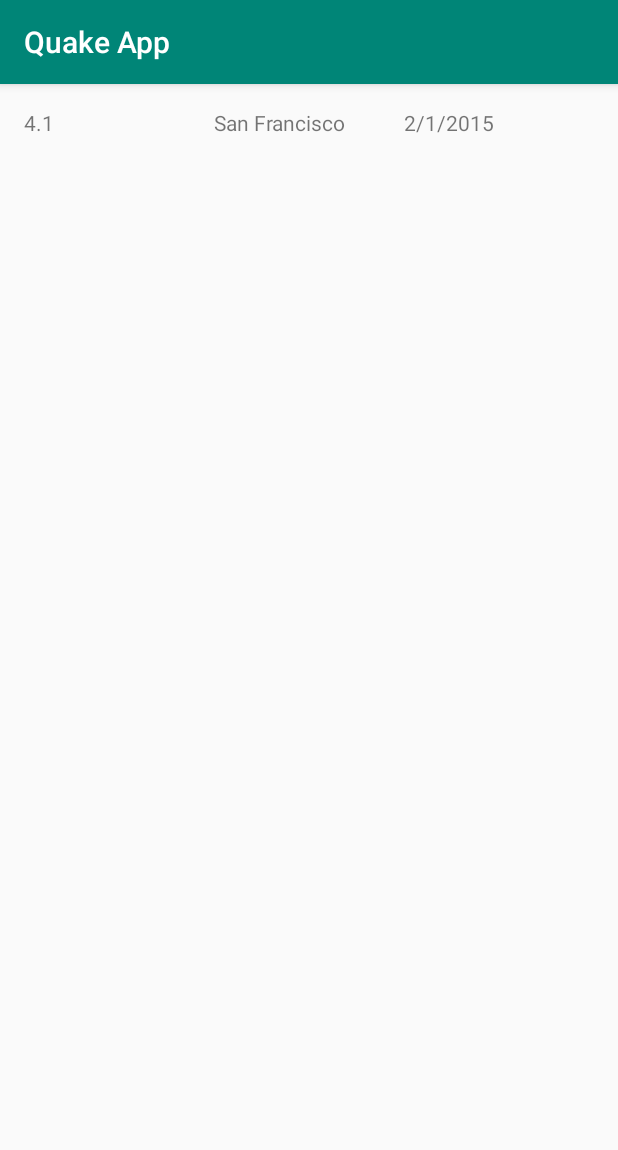
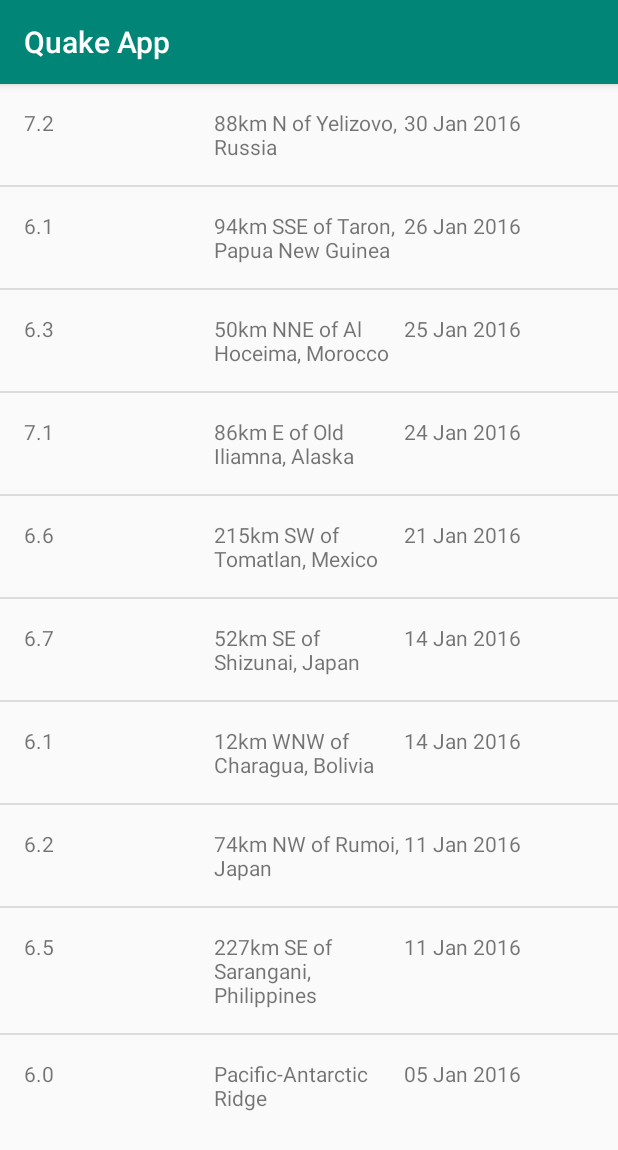
Before and after one commit to asariakevin/Quake-Report-App, an Android app: the screen it shows after launch (MainActivity), on a phone screen of 412 x 824 dp. Shown: the top 1150 px of the screen. Run offline under Robolectric (Android 15) with nearby library versions, the phone set to English and light mode, and no system bars.

Commit message:
added JSONObject

```diff
--- a/app/src/main/java/com/example/quakeapp/Earthquake.java
+++ b/app/src/main/java/com/example/quakeapp/Earthquake.java
@@ -6,7 +6,7 @@ public class Earthquake {
     private String magnitude;
     private  String date;
 
-    Earthquake(String location,String magnitude,String date){
+    Earthquake(String magnitude,String location,String date){
 
         this.location = location;
         this.magnitude = magnitude;
--- a/app/src/main/java/com/example/quakeapp/MainActivity.java
+++ b/app/src/main/java/com/example/quakeapp/MainActivity.java
@@ -4,6 +4,9 @@ import android.support.v7.app.AppCompatActivity;
 import android.os.Bundle;
 import android.widget.ArrayAdapter;
 import android.widget.ListView;
+
+import org.json.JSONException;
+import org.json.JSONObject;
 
 import java.util.ArrayList;
 
@@ -15,9 +18,7 @@ public class MainActivity extends AppCompatActivity {
         setContentView(R.layout.activity_main);
 
         // Create a fake list of earthquake locations.
-        ArrayList<Earthquake> earthquakes = new ArrayList<>();
-        earthquakes.add(new Earthquake("San Francisco","4.1","2/1/2015"));
-
+        ArrayList<Earthquake> earthquakes = QueryUtils.extractEarthquakes();
 
         // Find a reference to the {@link ListView} in the layout
         ListView earthquakeListView = (ListView) findViewById(R.id.list);
@@ -28,5 +29,6 @@ public class MainActivity extends AppCompatActivity {
         // Set the adapter on the {@link ListView}
         // so the list can be populated in the user interface
         earthquakeListView.setAdapter(adapter);
+
     }
 }
--- /dev/null
+++ b/app/src/main/java/com/example/quakeapp/QueryUtils.java
@@ -0,0 +1,86 @@
+package com.example.quakeapp;
+
+import android.util.Log;
+
+import org.json.JSONArray;
+import org.json.JSONException;
+import org.json.JSONObject;
+
+import java.text.SimpleDateFormat;
+import java.util.ArrayList;
+import java.util.Date;
+
+/**
+ * Helper methods related to requesting and receiving earthquake data from USGS.
+ */
+public final class QueryUtils {
+
+    /** Sample JSON response for a USGS query */
+    private static final String SAMPLE_JSON_RESPONSE = "{\"type\":\"FeatureCollection\",\"metadata\":{\"generated\":1462295443000,\"url\":\"http://earthquake.usgs.gov/fdsnws/event/1/query?format=geojson&starttime=2016-01-01&endtime=2016-01-31&minmag=6&limit=10\",\"title\":\"USGS Earthquakes\",\"status\":200,\"api\":\"1.5.2\",\"limit\":10,\"offset\":1,\"count\":10},\"features\":[{\"type\":\"Feature\",\"properties\":{\"mag\":7.2,\"place\":\"88km N of Yelizovo, Russia\",\"time\":1454124312220,\"updated\":1460674294040,\"tz\":720,\"url\":\"http://earthquake.usgs.gov/earthquakes/eventpage/us20004vvx\",\"detail\":\"http://earthquake.usgs.gov/fdsnws/event/1/query?eventid=us20004vvx&format=geojson\",\"felt\":2,\"cdi\":3.4,\"mmi\":5.82,\"alert\":\"green\",\"status\":\"reviewed\",\"tsunami\":1,\"sig\":798,\"net\":\"us\",\"code\":\"20004vvx\",\"ids\":\",at00o1qxho,pt16030050,us20004vvx,gcmt20160130032510,\",\"sources\":\",at,pt,us,gcmt,\",\"types\":\",cap,dyfi,finite-fault,general-link,general-text,geoserve,impact-link,impact-text,losspager,moment-tensor,nearby-cities,origin,phase-data,shakemap,tectonic-summary,\",\"nst\":null,\"dmin\":0.958,\"rms\":1.19,\"gap\":17,\"magType\":\"mww\",\"type\":\"earthquake\",\"title\":\"M 7.2 - 88km N of Yelizovo, Russia\"},\"geometry\":{\"type\":\"Point\",\"coordinates\":[158.5463,53.9776,177]},\"id\":\"us20004vvx\"},\n" +
+            "{\"type\":\"Feature\",\"properties\":{\"mag\":6.1,\"place\":\"94km SSE of Taron, Papua New Guinea\",\"time\":1453777820750,\"updated\":1460156775040,\"tz\":600,\"url\":\"http://earthquake.usgs.gov/earthquakes/eventpage/us20004uks\",\"detail\":\"http://earthquake.usgs.gov/fdsnws/event/1/query?eventid=us20004uks&format=geojson\",\"felt\":null,\"cdi\":null,\"mmi\":4.1,\"alert\":\"green\",\"status\":\"reviewed\",\"tsunami\":1,\"sig\":572,\"net\":\"us\",\"code\":\"20004uks\",\"ids\":\",us20004uks,gcmt20160126031023,\",\"sources\":\",us,gcmt,\",\"types\":\",cap,geoserve,losspager,moment-tensor,nearby-cities,origin,phase-data,shakemap,tectonic-summary,\",\"nst\":null,\"dmin\":1.537,\"rms\":0.74,\"gap\":25,\"magType\":\"mww\",\"type\":\"earthquake\",\"title\":\"M 6.1 - 94km SSE of Taron, Papua New Guinea\"},\"geometry\":{\"type\":\"Point\",\"coordinates\":[153.2454,-5.2952,26]},\"id\":\"us20004uks\"},\n" +
+            "{\"type\":\"Feature\",\"properties\":{\"mag\":6.3,\"place\":\"50km NNE of Al Hoceima, Morocco\",\"time\":1453695722730,\"updated\":1460156773040,\"tz\":0,\"url\":\"http://earthquake.usgs.gov/earthquakes/eventpage/us10004gy9\",\"detail\":\"http://earthquake.usgs.gov/fdsnws/event/1/query?eventid=us10004gy9&format=geojson\",\"felt\":117,\"cdi\":7.2,\"mmi\":5.28,\"alert\":\"green\",\"status\":\"reviewed\",\"tsunami\":0,\"sig\":695,\"net\":\"us\",\"code\":\"10004gy9\",\"ids\":\",us10004gy9,gcmt20160125042203,\",\"sources\":\",us,gcmt,\",\"types\":\",cap,dyfi,geoserve,impact-text,losspager,moment-tensor,nearby-cities,origin,phase-data,shakemap,tectonic-summary,\",\"nst\":null,\"dmin\":2.201,\"rms\":0.92,\"gap\":20,\"magType\":\"mww\",\"type\":\"earthquake\",\"title\":\"M 6.3 - 50km NNE of Al Hoceima, Morocco\"},\"geometry\":{\"type\":\"Point\",\"coordinates\":[-3.6818,35.6493,12]},\"id\":\"us10004gy9\"},\n" +
+            "{\"type\":\"Feature\",\"properties\":{\"mag\":7.1,\"place\":\"86km E of Old Iliamna, Alaska\",\"time\":1453631430230,\"updated\":1460156770040,\"tz\":-540,\"url\":\"http://earthquake.usgs.gov/earthquakes/eventpage/us10004gqp\",\"detail\":\"http://earthquake.usgs.gov/fdsnws/event/1/query?eventid=us10004gqp&format=geojson\",\"felt\":1816,\"cdi\":7.2,\"mmi\":6.6,\"alert\":\"green\",\"status\":\"reviewed\",\"tsunami\":1,\"sig\":1496,\"net\":\"us\",\"code\":\"10004gqp\",\"ids\":\",at00o1gd6r,us10004gqp,ak12496371,gcmt20160124103030,\",\"sources\":\",at,us,ak,gcmt,\",\"types\":\",cap,dyfi,finite-fault,general-link,general-text,geoserve,impact-link,impact-text,losspager,moment-tensor,nearby-cities,origin,phase-data,shakemap,tectonic-summary,trump-origin,\",\"nst\":null,\"dmin\":0.72,\"rms\":2.11,\"gap\":19,\"magType\":\"mww\",\"type\":\"earthquake\",\"title\":\"M 7.1 - 86km E of Old Iliamna, Alaska\"},\"geometry\":{\"type\":\"Point\",\"coordinates\":[-153.4051,59.6363,129]},\"id\":\"us10004gqp\"},\n" +
+            "{\"type\":\"Feature\",\"properties\":{\"mag\":6.6,\"place\":\"215km SW of Tomatlan, Mexico\",\"time\":1453399617650,\"updated\":1459963829040,\"tz\":-420,\"url\":\"http://earthquake.usgs.gov/earthquakes/eventpage/us10004g4l\",\"detail\":\"http://earthquake.usgs.gov/fdsnws/event/1/query?eventid=us10004g4l&format=geojson\",\"felt\":11,\"cdi\":2.7,\"mmi\":3.92,\"alert\":\"green\",\"status\":\"reviewed\",\"tsunami\":1,\"sig\":673,\"net\":\"us\",\"code\":\"10004g4l\",\"ids\":\",at00o1bebo,pt16021050,us10004g4l,gcmt20160121180659,\",\"sources\":\",at,pt,us,gcmt,\",\"types\":\",cap,dyfi,geoserve,impact-link,impact-text,losspager,moment-tensor,nearby-cities,origin,phase-data,shakemap,tectonic-summary,\",\"nst\":null,\"dmin\":2.413,\"rms\":0.98,\"gap\":74,\"magType\":\"mww\",\"type\":\"earthquake\",\"title\":\"M 6.6 - 215km SW of Tomatlan, Mexico\"},\"geometry\":{\"type\":\"Point\",\"coordinates\":[-106.9337,18.8239,10]},\"id\":\"us10004g4l\"},\n" +
+            "{\"type\":\"Feature\",\"properties\":{\"mag\":6.7,\"place\":\"52km SE of Shizunai, Japan\",\"time\":1452741933640,\"updated\":1459304879040,\"tz\":540,\"url\":\"http://earthquake.usgs.gov/earthquakes/eventpage/us10004ebx\",\"detail\":\"http://earthquake.usgs.gov/fdsnws/event/1/query?eventid=us10004ebx&format=geojson\",\"felt\":51,\"cdi\":5.8,\"mmi\":6.45,\"alert\":\"green\",\"status\":\"reviewed\",\"tsunami\":1,\"sig\":720,\"net\":\"us\",\"code\":\"10004ebx\",\"ids\":\",us10004ebx,pt16014050,at00o0xauk,gcmt20160114032534,\",\"sources\":\",us,pt,at,gcmt,\",\"types\":\",associate,cap,dyfi,geoserve,impact-link,impact-text,losspager,moment-tensor,nearby-cities,origin,phase-data,shakemap,\",\"nst\":null,\"dmin\":0.281,\"rms\":0.98,\"gap\":22,\"magType\":\"mww\",\"type\":\"earthquake\",\"title\":\"M 6.7 - 52km SE of Shizunai, Japan\"},\"geometry\":{\"type\":\"Point\",\"coordinates\":[142.781,41.9723,46]},\"id\":\"us10004ebx\"},\n" +
+            "{\"type\":\"Feature\",\"properties\":{\"mag\":6.1,\"place\":\"12km WNW of Charagua, Bolivia\",\"time\":1452741928270,\"updated\":1459304879040,\"tz\":-240,\"url\":\"http://earthquake.usgs.gov/earthquakes/eventpage/us10004ebw\",\"detail\":\"http://earthquake.usgs.gov/fdsnws/event/1/query?eventid=us10004ebw&format=geojson\",\"felt\":3,\"cdi\":2.2,\"mmi\":2.21,\"alert\":\"green\",\"status\":\"reviewed\",\"tsunami\":0,\"sig\":573,\"net\":\"us\",\"code\":\"10004ebw\",\"ids\":\",us10004ebw,gcmt20160114032528,\",\"sources\":\",us,gcmt,\",\"types\":\",cap,dyfi,geoserve,impact-text,losspager,moment-tensor,nearby-cities,origin,phase-data,shakemap,tectonic-summary,\",\"nst\":null,\"dmin\":5.492,\"rms\":1.04,\"gap\":16,\"magType\":\"mww\",\"type\":\"earthquake\",\"title\":\"M 6.1 - 12km WNW of Charagua, Bolivia\"},\"geometry\":{\"type\":\"Point\",\"coordinates\":[-63.3288,-19.7597,582.56]},\"id\":\"us10004ebw\"},\n" +
+            "{\"type\":\"Feature\",\"properties\":{\"mag\":6.2,\"place\":\"74km NW of Rumoi, Japan\",\"time\":1452532083920,\"updated\":1459304875040,\"tz\":540,\"url\":\"http://earthquake.usgs.gov/earthquakes/eventpage/us10004djn\",\"detail\":\"http://earthquake.usgs.gov/fdsnws/event/1/query?eventid=us10004djn&format=geojson\",\"felt\":8,\"cdi\":3.4,\"mmi\":3.74,\"alert\":\"green\",\"status\":\"reviewed\",\"tsunami\":0,\"sig\":594,\"net\":\"us\",\"code\":\"10004djn\",\"ids\":\",us10004djn,gcmt20160111170803,\",\"sources\":\",us,gcmt,\",\"types\":\",cap,dyfi,geoserve,impact-text,losspager,moment-tensor,nearby-cities,origin,phase-data,shakemap,tectonic-summary,\",\"nst\":null,\"dmin\":1.139,\"rms\":0.96,\"gap\":33,\"magType\":\"mww\",\"type\":\"earthquake\",\"title\":\"M 6.2 - 74km NW of Rumoi, Japan\"},\"geometry\":{\"type\":\"Point\",\"coordinates\":[141.0867,44.4761,238.81]},\"id\":\"us10004djn\"},\n" +
+            "{\"type\":\"Feature\",\"properties\":{\"mag\":6.5,\"place\":\"227km SE of Sarangani, Philippines\",\"time\":1452530285900,\"updated\":1459304874040,\"tz\":480,\"url\":\"http://earthquake.usgs.gov/earthquakes/eventpage/us10004dj5\",\"detail\":\"http://earthquake.usgs.gov/fdsnws/event/1/query?eventid=us10004dj5&format=geojson\",\"felt\":1,\"cdi\":2.7,\"mmi\":7.5,\"alert\":\"green\",\"status\":\"reviewed\",\"tsunami\":1,\"sig\":650,\"net\":\"us\",\"code\":\"10004dj5\",\"ids\":\",at00o0srjp,pt16011050,us10004dj5,gcmt20160111163807,\",\"sources\":\",at,pt,us,gcmt,\",\"types\":\",cap,dyfi,geoserve,impact-link,impact-text,losspager,moment-tensor,nearby-cities,origin,phase-data,shakemap,tectonic-summary,\",\"nst\":null,\"dmin\":3.144,\"rms\":0.72,\"gap\":22,\"magType\":\"mww\",\"type\":\"earthquake\",\"title\":\"M 6.5 - 227km SE of Sarangani, Philippines\"},\"geometry\":{\"type\":\"Point\",\"coordinates\":[126.8621,3.8965,13]},\"id\":\"us10004dj5\"},\n" +
+            "{\"type\":\"Feature\",\"properties\":{\"mag\":6,\"place\":\"Pacific-Antarctic Ridge\",\"time\":1451986454620,\"updated\":1459202978040,\"tz\":-540,\"url\":\"http://earthquake.usgs.gov/earthquakes/eventpage/us10004bgk\",\"detail\":\"http://earthquake.usgs.gov/fdsnws/event/1/query?eventid=us10004bgk&format=geojson\",\"felt\":0,\"cdi\":1,\"mmi\":0,\"alert\":\"green\",\"status\":\"reviewed\",\"tsunami\":0,\"sig\":554,\"net\":\"us\",\"code\":\"10004bgk\",\"ids\":\",us10004bgk,gcmt20160105093415,\",\"sources\":\",us,gcmt,\",\"types\":\",cap,dyfi,geoserve,losspager,moment-tensor,nearby-cities,origin,phase-data,shakemap,\",\"nst\":null,\"dmin\":30.75,\"rms\":0.67,\"gap\":71,\"magType\":\"mww\",\"type\":\"earthquake\",\"title\":\"M 6.0 - Pacific-Antarctic Ridge\"},\"geometry\":{\"type\":\"Point\",\"coordinates\":[-136.2603,-54.2906,10]},\"id\":\"us10004bgk\"}],\"bbox\":[-153.4051,-54.2906,10,158.5463,59.6363,582.56]}";
+
+    /**
+     * Create a private constructor because no one should ever create a {@link QueryUtils} object.
+     * This class is only meant to hold static variables and methods, which can be accessed
+     * directly from the class name QueryUtils (and an object instance of QueryUtils is not needed).
+     */
+    private QueryUtils() {
+    }
+
+    /**
+     * Return a list of {@link Earthquake} objects that has been built up from
+     * parsing a JSON response.
+     */
+    public static ArrayList<Earthquake> extractEarthquakes() {
+
+        // Create an empty ArrayList that we can start adding earthquakes to
+        ArrayList<Earthquake> earthquakes = new ArrayList<>();
+
+        // Try to parse the SAMPLE_JSON_RESPONSE. If there's a problem with the way the JSON
+        // is formatted, a JSONException exception object will be thrown.
+        // Catch the exception so the app doesn't crash, and print the error message to the logs.
+        try {
+                JSONObject root = new JSONObject(SAMPLE_JSON_RESPONSE);
+                JSONArray features = root.optJSONArray("features");
+                for(int i = 0 ; i < features.length() ; i++){
+                    JSONObject earthQuake = features.getJSONObject(i);
+                    JSONObject properties = earthQuake.getJSONObject("properties");
+
+                    Double magnitude = properties.getDouble("mag");
+                    String location = properties.getString("place");
+                    Long timeUnix = properties.getLong("time");
+
+                    Date time = new Date(timeUnix);
+                    SimpleDateFormat dateFormat = new SimpleDateFormat("DD MMM yyyy");
+                    String dateToDisplay = dateFormat.format(time);
+
+                    earthquakes.add( new Earthquake( magnitude.toString(),
+                            location,
+                            dateToDisplay));
+
+                }
+
+
+            // TODO: Parse the response given by the SAMPLE_JSON_RESPONSE string and
+            // build up a list of Earthquake objects with the corresponding data.
+
+        } catch (JSONException e) {
+            // If an error is thrown when executing any of the above statements in the "try" block,
+            // catch the exception here, so the app doesn't crash. Print a log message
+            // with the message from the exception.
+            Log.e("QueryUtils", "Problem parsing the earthquake JSON results", e);
+        }
+
+        // Return the list of earthquakes
+        return earthquakes;
+    }
+
+}
```
